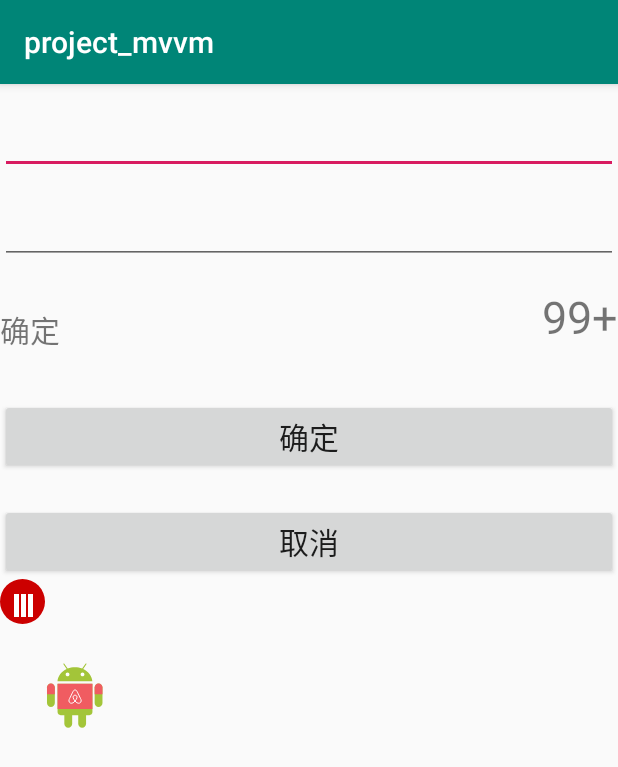
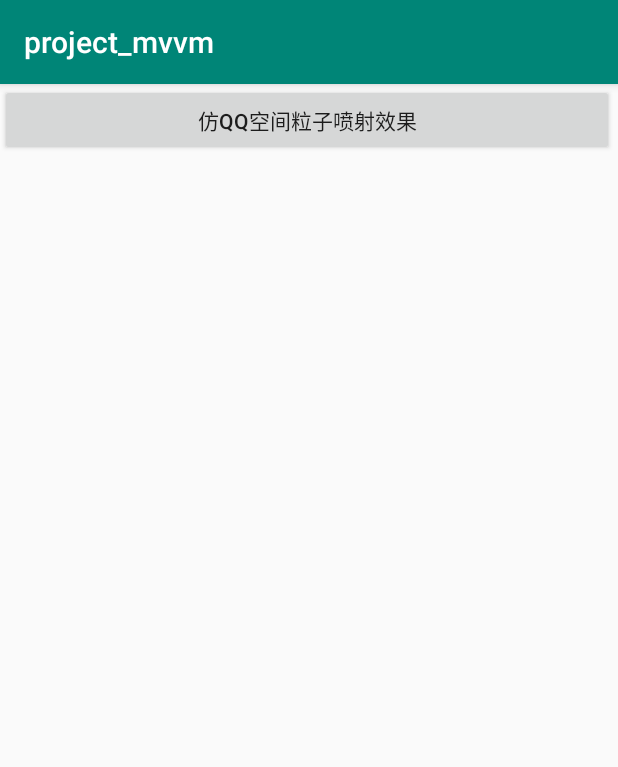
Before and after one commit to chenpengning/Hellow, an Android app: the screen it shows after launch (SecondActivity before the commit, MainNaviActivity after it), on a phone screen of 412 x 824 dp. Shown: the top 767 px of the screen. Run offline under Robolectric (Android 15) with nearby library versions, the phone set to English and light mode, and no system bars; our stand-ins replace data binding.

Commit message:
粒子喷射效果

```diff
--- /dev/null
+++ b/project_mvvm/src/main/java/com/fly/fox/project/ui/MainFragment.kt
@@ -0,0 +1,46 @@
+package com.fly.fox.project.ui
+
+
+import android.os.Bundle
+import android.view.LayoutInflater
+import android.view.View
+import android.view.ViewGroup
+import androidx.databinding.DataBindingUtil
+import androidx.fragment.app.Fragment
+import androidx.navigation.fragment.findNavController
+import com.fly.fox.project.R
+import com.fly.fox.project.databinding.FragmentMainBinding
+import kotlinx.android.synthetic.main.fragment_main.*
+
+/**
+ * A simple [Fragment] subclass.
+ */
+class MainFragment : Fragment() {
+
+
+    lateinit var dataBinding: FragmentMainBinding
+
+    override fun onCreateView(
+        inflater: LayoutInflater, container: ViewGroup?,
+        savedInstanceState: Bundle?
+    ): View? {
+        // Inflate the layout for this fragmen
+
+        dataBinding = DataBindingUtil.inflate(inflater, R.layout.fragment_main, container, false)
+
+        return dataBinding.root
+    }
+
+
+    override fun onViewCreated(view: View, savedInstanceState: Bundle?) {
+        super.onViewCreated(view, savedInstanceState)
+
+        bt_qq_anim.setOnClickListener {
+
+            findNavController().navigate(R.id.action_mainFragment_to_firstFragment)
+        }
+
+    }
+
+
+}
--- /dev/null
+++ b/project_mvvm/src/main/java/com/fly/fox/project/ui/MainNaviActivity.kt
@@ -0,0 +1,13 @@
+package com.fly.fox.project.ui
+
+import android.os.Bundle
+import androidx.appcompat.app.AppCompatActivity
+import com.fly.fox.project.R
+
+class MainNaviActivity : AppCompatActivity() {
+
+    override fun onCreate(savedInstanceState: Bundle?) {
+        super.onCreate(savedInstanceState)
+        setContentView(R.layout.activity_main_navi)
+    }
+}
--- /dev/null
+++ b/project_mvvm/src/main/res/layout/activity_main_navi.xml
@@ -0,0 +1,20 @@
+<?xml version="1.0" encoding="utf-8"?>
+<androidx.constraintlayout.widget.ConstraintLayout xmlns:android="http://schemas.android.com/apk/res/android"
+    xmlns:app="http://schemas.android.com/apk/res-auto"
+    xmlns:tools="http://schemas.android.com/tools"
+    android:layout_width="match_parent"
+    android:layout_height="match_parent"
+    tools:context=".ui.MainNaviActivity">
+
+    <fragment
+        android:id="@+id/fragment"
+        android:name="androidx.navigation.fragment.NavHostFragment"
+        android:layout_width="409dp"
+        android:layout_height="729dp"
+        app:defaultNavHost="true"
+        app:navGraph="@navigation/main_navi"
+        tools:layout_editor_absoluteX="1dp"
+        tools:layout_editor_absoluteY="15dp"
+        tools:ignore="MissingConstraints" />
+
+</androidx.constraintlayout.widget.ConstraintLayout>
--- /dev/null
+++ b/project_mvvm/src/main/res/layout/fragment_main.xml
@@ -0,0 +1,24 @@
+<?xml version="1.0" encoding="utf-8"?>
+<layout xmlns:android="http://schemas.android.com/apk/res/android"
+    xmlns:tools="http://schemas.android.com/tools">
+
+    <data>
+
+    </data>
+
+    <LinearLayout
+        android:layout_width="match_parent"
+        android:layout_height="match_parent"
+        android:orientation="vertical"
+        tools:context=".ui.FirstFragment">
+
+        <!-- TODO: Update blank fragment layout -->
+        <Button
+            android:id="@+id/bt_qq_anim"
+            android:onClick="itemViewClick"
+            android:layout_width="match_parent"
+            android:layout_height="wrap_content"
+            android:text="仿qq空间粒子喷射效果" />
+
+    </LinearLayout>
+</layout>
--- /dev/null
+++ b/project_mvvm/src/main/res/navigation/main_navi.xml
@@ -0,0 +1,32 @@
+<?xml version="1.0" encoding="utf-8"?>
+<navigation xmlns:android="http://schemas.android.com/apk/res/android"
+    xmlns:app="http://schemas.android.com/apk/res-auto"
+    xmlns:tools="http://schemas.android.com/tools"
+    android:id="@+id/main_navi"
+    app:startDestination="@id/mainFragment">
+
+    <fragment
+        android:id="@+id/firstFragment"
+        android:name="com.fly.fox.project.ui.FirstFragment"
+        android:label="fragment_first"
+        tools:layout="@layout/fragment_first" />
+
+    <fragment
+        android:id="@+id/mainFragment"
+        android:name="com.fly.fox.project.ui.MainFragment"
+        android:label="fragment_first"
+        tools:layout="@layout/fragment_main">
+        <action
+            android:id="@+id/action_mainFragment_to_firstFragment"
+            app:destination="@id/firstFragment" />
+        <action
+            android:id="@+id/action_mainFragment_to_animaFragment"
+            app:destination="@id/animaFragment" />
+    </fragment>
+
+    <fragment
+        android:id="@+id/animaFragment"
+        android:name="com.fly.fox.project.ui.AnimaFragment"
+        android:label="fragment_anima"
+        tools:layout="@layout/fragment_anima" />
+</navigation>
--- a/project_mvvm/src/main/res/values/strings.xml
+++ b/project_mvvm/src/main/res/values/strings.xml
@@ -1,3 +1,6 @@
 <resources>
     <string name="app_name">project_mvvm</string>
+
+    <!-- TODO: Remove or change this placeholder text -->
+    <string name="hello_blank_fragment">Hello blank fragment</string>
 </resources>
```
Also changed, not shown: project_mvvm/build.gradle (+13 -1 lines), project_mvvm/src/main/AndroidManifest.xml (+20 -13 lines), project_mvvm/src/main/java/com/fly/fox/project/ui/AnimaFragment.kt (added, +25 -0 lines), project_mvvm/src/main/java/com/fly/fox/project/ui/FirstFragment.kt (added, +47 -0 lines), project_mvvm/src/main/java/com/fly/fox/project/viewmodue/MainFragViewmodel.kt (added, +10 -0 lines), project_mvvm/src/main/res/layout/fragment_anima.xml (added, +14 -0 lines), project_mvvm/src/main/res/layout/fragment_first.xml (added, +30 -0 lines).
